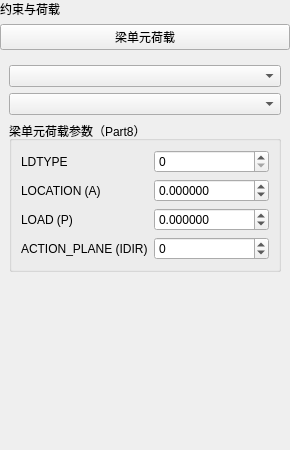
Before: the Qt Designer form plugins/Base_PhysicalField/BeamLoadPage.ui in asd977/base_cae, drawn with Qt 5.
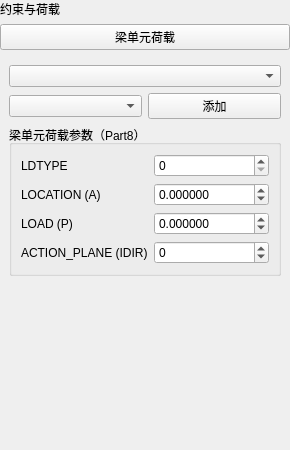
After: the same form once the commit is applied. Custom widgets are drawn as their Qt base class.

Commit message: Move physical field batch-add buttons into UI layouts

```diff
--- a/plugins/Base_PhysicalField/BeamLoadPage.ui
+++ b/plugins/Base_PhysicalField/BeamLoadPage.ui
@@ -56,7 +56,18 @@
     <widget class="CustomComboBox" name="comboBoxDim" />
    </item>
    <item>
-    <widget class="CustomComboBox" name="comboBoxGroup" />
+        <layout class="QHBoxLayout" name="horizontalLayoutGroupSelect">
+     <item>
+      <widget class="CustomComboBox" name="comboBoxGroup" />
+     </item>
+     <item>
+      <widget class="QPushButton" name="btnBatchAdd">
+       <property name="text">
+        <string>添加</string>
+       </property>
+      </widget>
+     </item>
+    </layout>
    </item>
    <item>
     <widget class="QGroupBox" name="groupBoxParams">
```
The commit also changes 19 other files.
